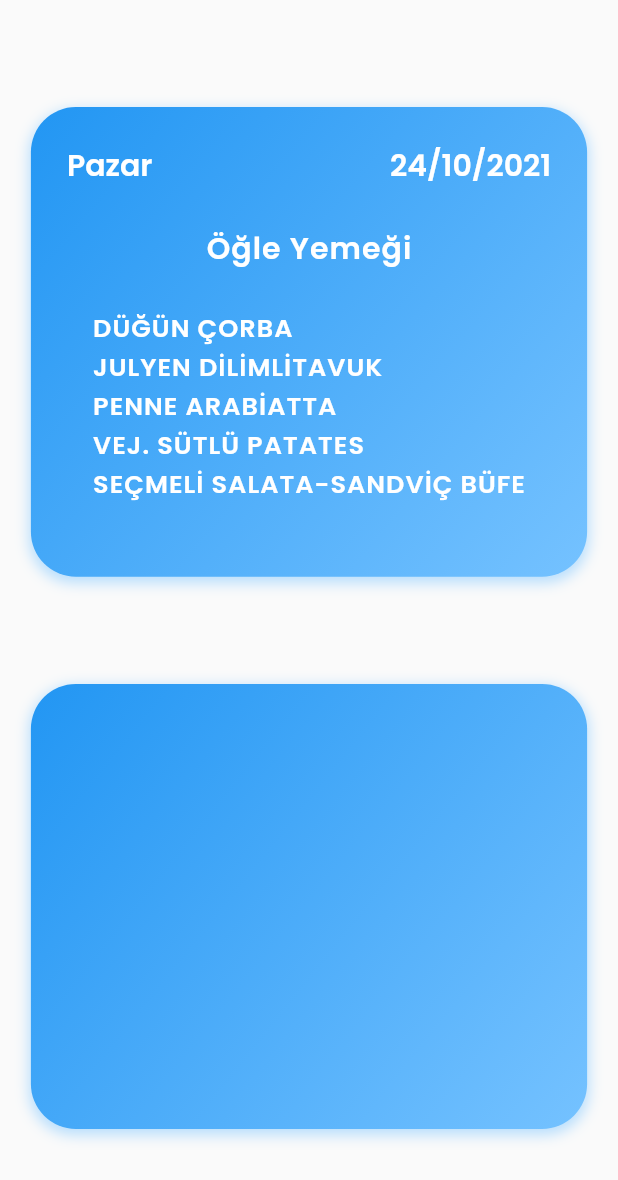
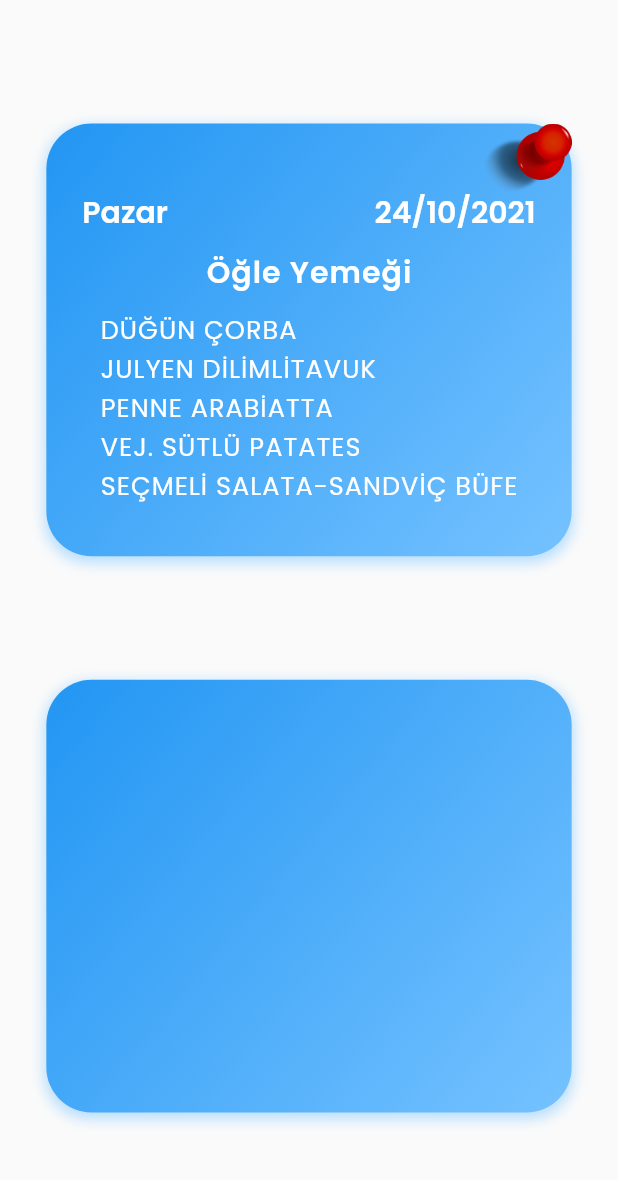
Before and after one commit to enesbilik/sky-mint, a Flutter app: the InfoPage screen opened directly, on a phone screen of 412 x 824 dp. Shown: the top 1180 px of the screen. Run offline on Flutter 3.47's test engine with Material 2 defaults, Android fonts, the phone set to English and light mode, and no system bars; our stand-ins replace google_maps_flutter, salomon_bottom_bar, table_calendar; missing offline and left inert: circular_menu, expendable_fab.

Commit message:
notific page

```diff
--- a/lib/constants/colors.dart
+++ b/lib/constants/colors.dart
@@ -3,12 +3,10 @@ import 'dart:ui';
 import 'package:flutter/material.dart';
 
 const kPrimaryColor = Color(0xff9A9A9A);
-const softwhiteColor = Color(0xffffffff);
+const softwhiteColor = Color(0xffeff2f9);
 const darkColor = Color(0xff2296F3);
-const lineargradient1 = Color(0xffF90595);
-const lineargradient2 = Color(0xffE045F9);
+const blackColor = Color(0xff17253F);
 const foodContainerColors = [
   Color(0xff2296F3),
-  //Color(0xff02733E),
   Color(0xff75C2FF),
 ];
--- a/lib/view/main_page.dart
+++ b/lib/view/main_page.dart
@@ -43,7 +43,7 @@ class _MainPageState extends State<MainPage> {
           boxShadow: const [
             BoxShadow(
               blurRadius: 6,
-              color: Colors.black54,
+              color: Colors.black,
               offset: Offset(1, 3),
             )
           ],
--- a/lib/view/sks_info_page.dart
+++ b/lib/view/sks_info_page.dart
@@ -36,8 +36,8 @@ class _InfoPageState extends State<InfoPage> {
         mainAxisAlignment: MainAxisAlignment.spaceEvenly,
         children: [
           Container(
-            width: deviceSize.width * 0.9,
-            height: deviceSize.height * 0.38,
+            width: deviceSize.width * 0.85,
+            height: deviceSize.height * 0.35,
             decoration: BoxDecoration(
               boxShadow: [
                 BoxShadow(
@@ -54,11 +54,19 @@ class _InfoPageState extends State<InfoPage> {
                 end: Alignment.bottomRight,
               ),
             ),
-            child: buildFoodText(tempFoodMenu),
+            child: Stack(children: [
+              Row(
+                mainAxisAlignment: MainAxisAlignment.end,
+                children: [Image.asset('assets/pin.png',width: 60,),],)
+              ,
+              Container(
+                margin: EdgeInsets.only(top:20),
+                child: buildFoodText(tempFoodMenu),)
+            ],)
           ),
           Container(
-            width: deviceSize.width * 0.9,
-            height: deviceSize.height * 0.36,
+            width: deviceSize.width * 0.85,
+            height: deviceSize.height * 0.35,
             decoration: BoxDecoration(
               borderRadius: BorderRadius.circular(30),
               boxShadow: [
@@ -130,7 +138,7 @@ class _InfoPageState extends State<InfoPage> {
                           letterSpacing: 0.7,
                           height: 1.5,
                           fontSize: 17,
-                          fontFamily: "Poppins Bold"),
+                          fontFamily: "Poppins"),
                     ),
                   ],
                 ),
@@ -153,7 +161,7 @@ class _InfoPageState extends State<InfoPage> {
                           letterSpacing: 0.7,
                           height: 1.5,
                           fontSize: 17,
-                          fontFamily: "Poppins Bold"),
+                          fontFamily: "Poppins"),
                     ),
                   ],
                 ),
--- a/lib/widgets/app_bar.dart
+++ b/lib/widgets/app_bar.dart
@@ -5,6 +5,7 @@ import 'dart:ui';
 import 'package:flutter/material.dart';
 import 'package:sky_mint/constants/colors.dart';
 import 'package:sky_mint/view/direct_message/message_page.dart';
+import 'package:sky_mint/view/notification_page.dart';
 
 class MyAppBar extends StatelessWidget implements PreferredSizeWidget {
   @override
@@ -23,7 +24,10 @@ class MyAppBar extends StatelessWidget implements PreferredSizeWidget {
         style: TextStyle(fontFamily: "Pattaya", color: darkColor),
       ),
       actions: [
-        buildActionButton(Icons.notifications_none, 28, () {}),
+        buildActionButton(Icons.notifications_none, 28, () {
+          Navigator.push(
+              context, MaterialPageRoute(builder: (context) => NotificationPage()));
+        }),
         buildActionButton(Icons.messenger_outline_sharp, 26, () {
           Navigator.push(
               context, MaterialPageRoute(builder: (context) => MessagePage()));
--- a/pubspec.yaml
+++ b/pubspec.yaml
@@ -103,3 +103,4 @@ flutter:
     - assets/yes.jpg
     - assets/eg1.png
     - assets/eg2.png
+    - assets/pin.png
```
Also changed, not shown: lib/view/direct_message/message_page.dart (+4 -3 lines), lib/view/map_page.dart (+4 -4 lines), lib/view/notification_page.dart (added, +49 -0 lines), lib/widgets/post_widget.dart (+8 -8 lines), assets/pin.png (added).
